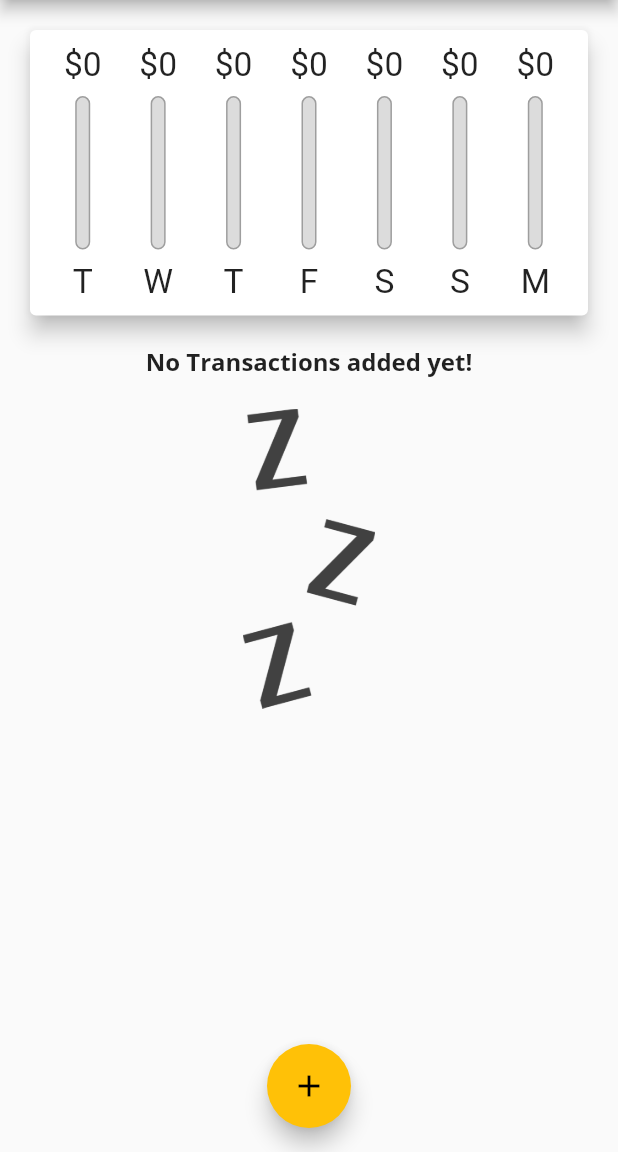
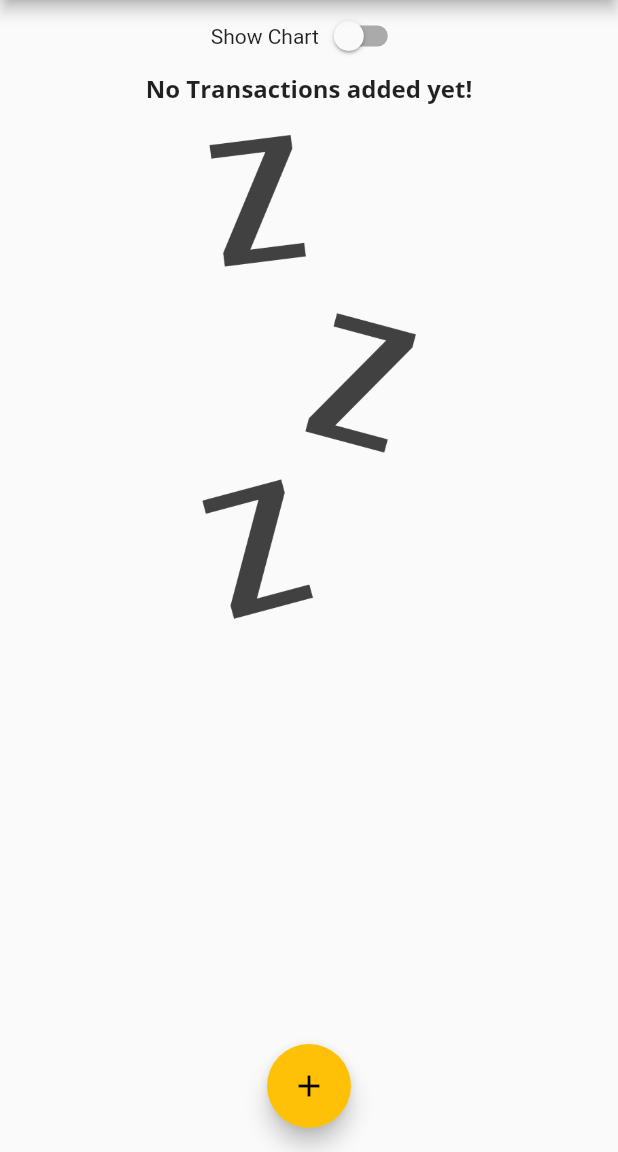
Before and after one commit to ferbucheli/PersonalExpensesApp, a Flutter app: the screen it shows after launch, on a phone screen of 412 x 824 dp, the part 84-1236 px from its top. Run offline on Flutter 3.47's test engine with Material 2 defaults, Android fonts, the phone set to English and light mode, and no system bars.

```diff
--- a/lib/main.dart
+++ b/lib/main.dart
@@ -74,6 +74,8 @@ class _MyHomePageState extends State<MyHomePage> {
     // ),
   ];
 
+  bool _showChartValue = false;
+
   List<Transaction> get _recentTransactions {
     return _transactions.where((tx) {
       return tx.date.isAfter(
@@ -129,7 +131,22 @@ class _MyHomePageState extends State<MyHomePage> {
         child: Column(
           crossAxisAlignment: CrossAxisAlignment.stretch,
           children: <Widget>[
-            Container(
+            Row(
+              mainAxisAlignment: MainAxisAlignment.center,
+              children: [
+                Text('Show Chart'),
+                Switch(
+                  value: _showChartValue,
+                  onChanged: (value) {
+                    setState(() {
+                      _showChartValue = value;
+                    });
+                  },
+                ),
+              ],
+            ),
+            _showChartValue
+                ? Container(
                     height: (MediaQuery.of(context).size.height -
                             appBar.preferredSize.height -
                             MediaQuery.of(context).padding.top) *
@@ -137,8 +154,8 @@ class _MyHomePageState extends State<MyHomePage> {
                     child: Chart(
                       _recentTransactions,
                     ),
-            ),
-            Container(
+                  )
+                : Container(
                     height: (MediaQuery.of(context).size.height -
                             appBar.preferredSize.height -
                             MediaQuery.of(context).padding.top) *
--- a/lib/widgets/transaction_list.dart
+++ b/lib/widgets/transaction_list.dart
@@ -14,7 +14,9 @@ class TransactionList extends StatelessWidget {
   @override
   Widget build(BuildContext context) {
     return transactions.isEmpty
-        ? Column(
+        ? LayoutBuilder(
+            builder: (context, constraints) {
+              return Column(
                 children: <Widget>[
                   Text(
                     'No Transactions added yet!',
@@ -24,13 +26,15 @@ class TransactionList extends StatelessWidget {
                     height: 20,
                   ),
                   Container(
-                height: 200,
+                    height: constraints.maxHeight * 0.6,
                     child: Image.asset(
                       'assets/images/waiting.png',
                       fit: BoxFit.cover,
                     ),
                   )
                 ],
+              );
+            },
           )
         : ListView.builder(
             itemBuilder: (ctx, idx) {
```
Lines whose indentation alone changed are shown as unchanged.
